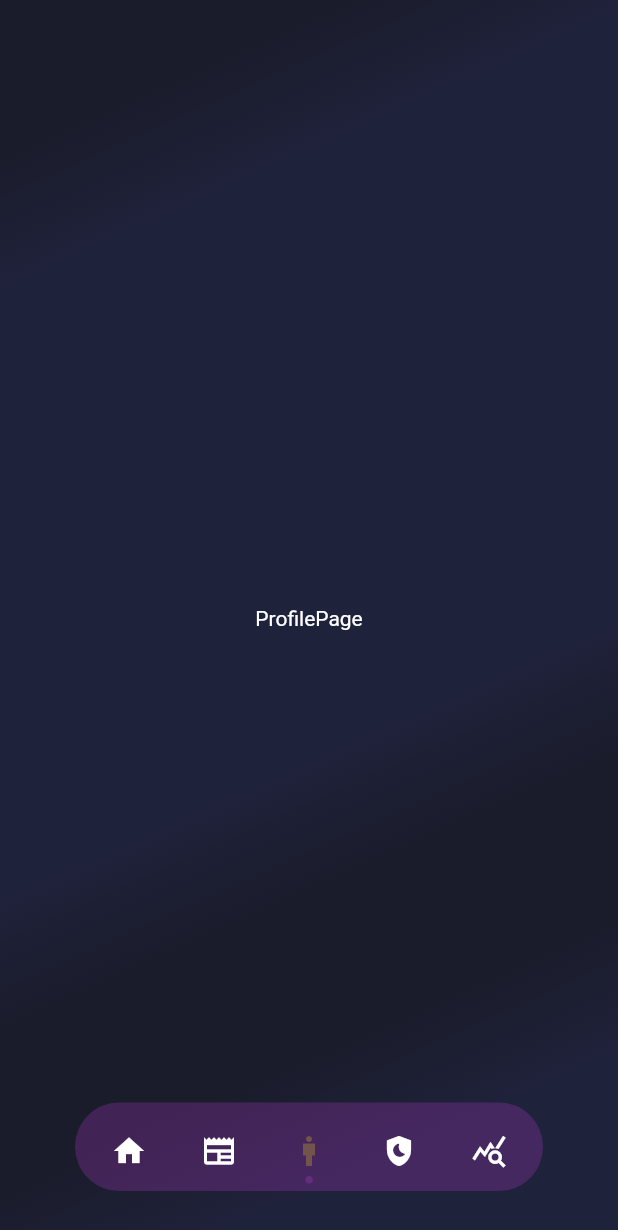
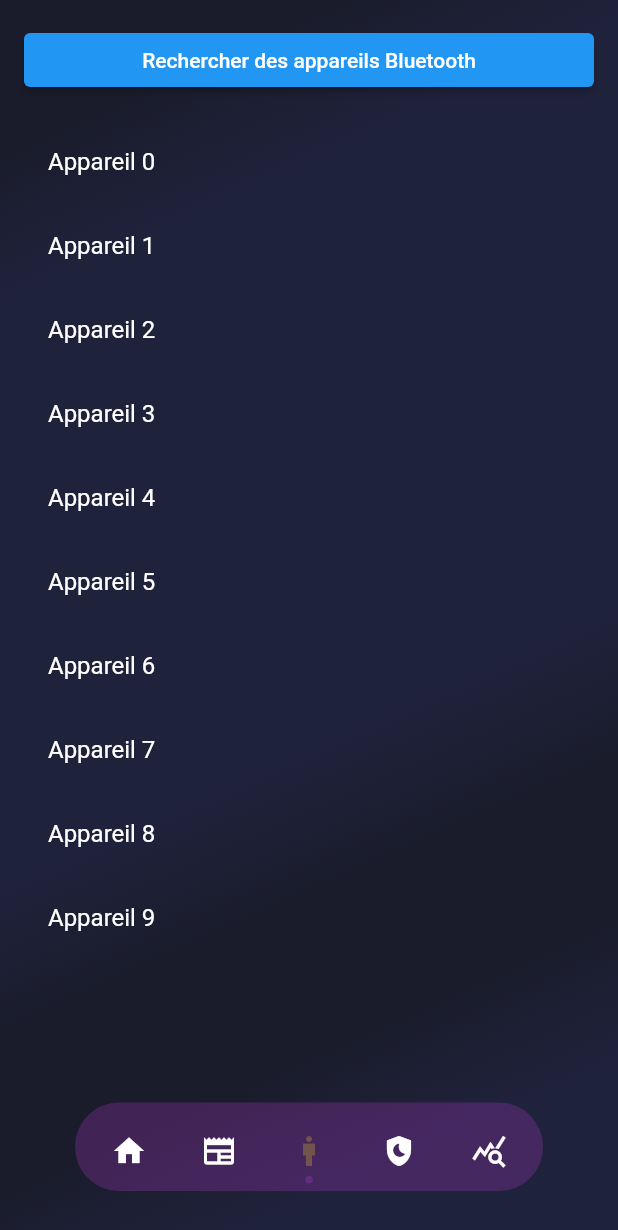
Before and after one commit to Sleepycatcher/sleepycatcher_app, a Flutter app: the RouterLogged screen opened directly, swiped to page 3, on a phone screen of 412 x 824 dp. Shown: the top 1230 px of the screen. Run offline on Flutter 3.47's test engine with Material 2 defaults, Android fonts, the light colour scheme and no system bars; drawn by our look-alikes of dot_navigation_bar; our stand-ins replace flutter_bluetooth_serial, google_fonts, page_transition, percent_indicator, shared_preferences, table_calendar and 1 more; missing offline and left inert: json_path; accounts and stored records are empty.

Commit message:
Début bluetooth

```diff
--- a/lib/main.dart
+++ b/lib/main.dart
@@ -1,17 +1,28 @@
 import 'package:flutter/material.dart';
 import 'package:google_fonts/google_fonts.dart';
+import 'package:shared_preferences/shared_preferences.dart';
 import 'widget/router/RouterLogged.dart';
 import 'widget/router/RouterUnLogged.dart';
+import 'package:sleepycatcher/services/authService.dart';
+import 'dart:developer' as developer;
+AuthService authService = AuthService();
 
 
-void main() {
-  runApp(const MyApp());
+void main() async {
+  WidgetsFlutterBinding.ensureInitialized();
+
+  bool validJwt = await authService.checkJWT();
+  print("validJwt");
+  print(validJwt);
+
+  runApp(MyApp(isLoggedIn: validJwt));
 }
 
-const isLoggedIn = false;
+class MyApp extends StatelessWidget {
+  final bool isLoggedIn;
 
-class MyApp extends StatelessWidget {
-  const MyApp({Key? key}) : super(key: key);
+  const MyApp({Key? key, required this.isLoggedIn}) : super(key: key);
+
   @override
   Widget build(BuildContext context) {
     return MaterialApp(
@@ -19,7 +30,6 @@ class MyApp extends StatelessWidget {
       theme: ThemeData(brightness: Brightness.dark),
       title: 'SleepyCatcher',
       home: isLoggedIn ? const RouterLogged() : const RouterUnLogged(),
-
     );
   }
 }
--- a/lib/pages/profile/profile.dart
+++ b/lib/pages/profile/profile.dart
@@ -5,8 +5,30 @@ class ProfilePage extends StatelessWidget {
 
   @override
   Widget build(BuildContext context) {
-    return Center(
-        child: Text('ProfilePage')
+    return Container(
+      padding: EdgeInsets.all(16),
+      child: Column(
+        crossAxisAlignment: CrossAxisAlignment.stretch,
+        children: [
+          ElevatedButton(
+            onPressed: () {
+              // Action à effectuer lors du clic sur le bouton
+            },
+            child: Text('Rechercher des appareils Bluetooth'),
+          ),
+          SizedBox(height: 16),
+          Expanded(
+            child: ListView.builder(
+              itemCount: 10, // Le nombre de résultats à afficher
+              itemBuilder: (BuildContext context, int index) {
+                return ListTile(
+                  title: Text('Appareil $index'),
+                );
+              },
+            ),
+          ),
+        ],
+      ),
     );
   }
 }
--- a/lib/widget/router/RouterLogged.dart
+++ b/lib/widget/router/RouterLogged.dart
@@ -4,8 +4,8 @@ import 'package:sleepycatcher/pages/news/news.dart';
 import 'package:sleepycatcher/pages/record/record.dart';
 import 'package:sleepycatcher/pages/statistics/statistics.dart';
 
-import '../../pages/home/home.dart';
-import '../../../pages/profile/profile.dart';
+import 'package:sleepycatcher/pages/home/home.dart';
+import 'package:sleepycatcher/pages/profile/profile.dart';
 
 class RouterLogged extends StatefulWidget {
   const RouterLogged({Key? key}) : super(key: key);
--- a/pubspec.yaml
+++ b/pubspec.yaml
@@ -49,6 +49,7 @@ dependencies:
   url_launcher: ^6.1.10
   latlng: ^0.2.0
   page_transition: ^2.0.9
+  flutter_bluetooth_serial: ^0.4.0
 
 
 
```
Also changed, not shown: lib/pages/unLogged/auth/login.dart (+17 -4 lines), lib/pages/unLogged/auth/register.dart (+19 -30 lines), lib/services/authService.dart (+12 -12 lines), lib/services/bluetoothService.dart (added, +58 -0 lines).
